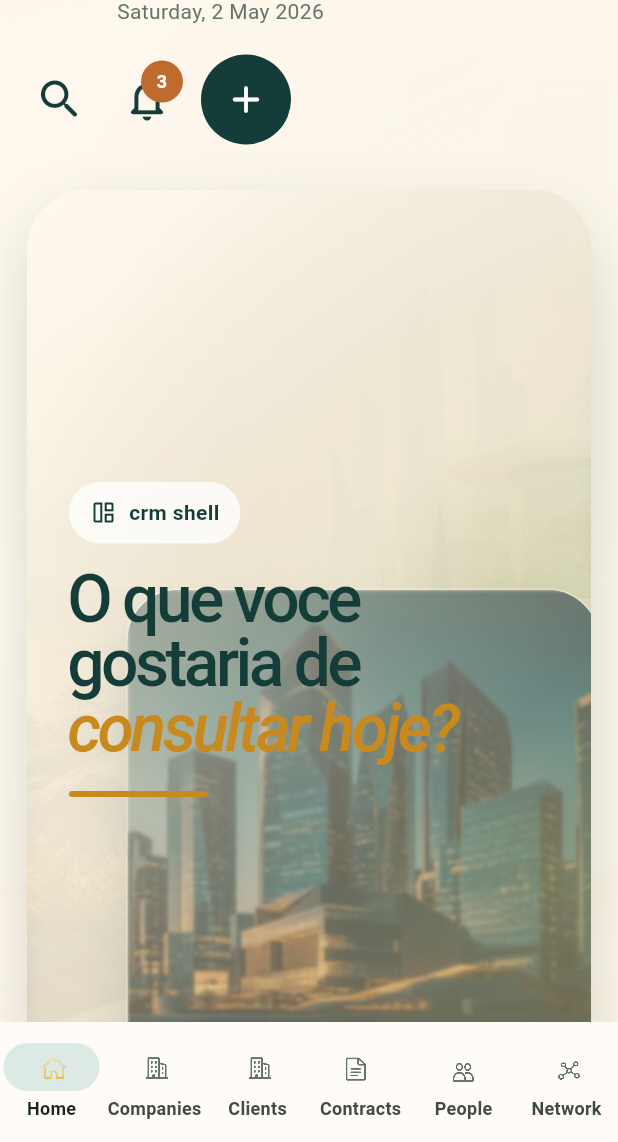
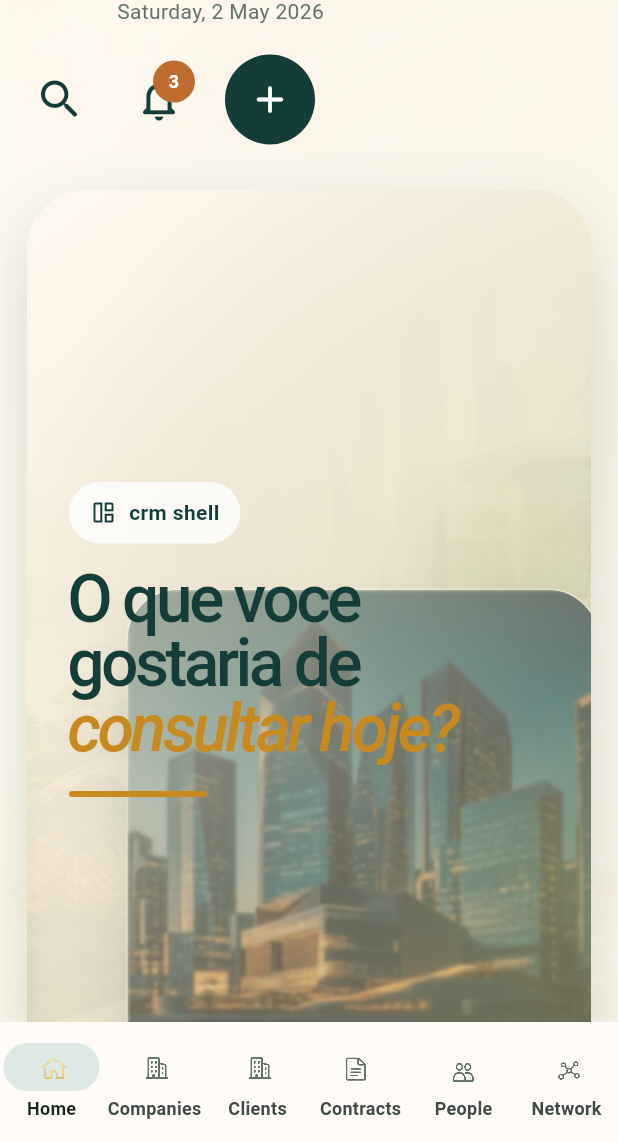
Before and after one commit to DiegoYCosta/pariflow_partners_front, a Flutter app: the screen it shows after launch, on a phone screen of 412 x 824 dp, the part 94-1236 px from its top. Run offline on Flutter 3.47's test engine with Material 3 defaults, Android fonts, the phone set to English and light mode, and no system bars.

Commit message:
wip: refactor and optimize `CrmShell` toolbar layout and action components

```diff
--- a/lib/app/shell/crm_shell.dart
+++ b/lib/app/shell/crm_shell.dart
@@ -35,14 +35,7 @@ class _CrmTopBar extends StatelessWidget {
         final subtitle = isHome
             ? _formatDate(today)
             : '${page.shortLabel} | ${page.kicker}';
-
-        return Wrap(
-          alignment: WrapAlignment.spaceBetween,
-          crossAxisAlignment: WrapCrossAlignment.center,
-          runSpacing: 18,
-          spacing: 18,
-          children: [
-            Row(
+        final leadingBlock = Row(
           mainAxisSize: MainAxisSize.min,
           crossAxisAlignment: CrossAxisAlignment.start,
           children: [
@@ -88,19 +81,25 @@ class _CrmTopBar extends StatelessWidget {
               ),
             ),
           ],
+        );
+        final homeActions = Wrap(
+          spacing: 22,
+          runSpacing: 14,
+          crossAxisAlignment: WrapCrossAlignment.center,
+          children: const [
+            _CrmToolbarGlyph(icon: Icons.search_rounded),
+            _CrmToolbarGlyph(
+              icon: Icons.notifications_none_rounded,
+              badge: '3',
             ),
-            Wrap(
+            _CrmPrimaryActionButton(),
+          ],
+        );
+        final generalActions = Wrap(
           spacing: 14,
           runSpacing: 14,
           crossAxisAlignment: WrapCrossAlignment.center,
           children: [
-                if (isHome) ...[
-                  const _CrmToolbarGlyph(icon: Icons.search_rounded),
-                  const _CrmToolbarGlyph(
-                    icon: Icons.notifications_none_rounded,
-                    badge: '3',
-                  ),
-                ] else ...[
             const _CrmIconAction(icon: Icons.search_rounded),
             const _CrmIconAction(
               icon: Icons.notifications_none_rounded,
@@ -111,22 +110,36 @@ class _CrmTopBar extends StatelessWidget {
               compact: compact,
               onViewerChanged: onViewerChanged,
             ),
+            const _CrmPrimaryActionButton(),
           ],
-                Container(
-                  width: isHome ? 60 : 58,
-                  height: isHome ? 60 : 58,
-                  decoration: const BoxDecoration(
-                    color: _deepTealColor,
-                    shape: BoxShape.circle,
-                  ),
-                  child: const Icon(
-                    Icons.add_rounded,
-                    color: Colors.white,
-                    size: 30,
-                  ),
+        );
+
+        if (isHome && !compact) {
+          return Align(
+            alignment: Alignment.centerLeft,
+            child: Row(
+              mainAxisSize: MainAxisSize.min,
+              crossAxisAlignment: CrossAxisAlignment.start,
+              children: [
+                leadingBlock,
+                const SizedBox(width: 72),
+                Padding(
+                  padding: const EdgeInsets.only(top: 4),
+                  child: homeActions,
                 ),
               ],
             ),
+          );
+        }
+
+        return Wrap(
+          alignment: WrapAlignment.spaceBetween,
+          crossAxisAlignment: WrapCrossAlignment.center,
+          runSpacing: 18,
+          spacing: 18,
+          children: [
+            leadingBlock,
+            isHome ? homeActions : generalActions,
           ],
         );
       },
@@ -168,6 +181,23 @@ class _CrmTopBar extends StatelessWidget {
       'December',
     ];
     return '${weekdays[date.weekday - 1]}, ${date.day} ${months[date.month - 1]} ${date.year}';
+  }
+}
+
+class _CrmPrimaryActionButton extends StatelessWidget {
+  const _CrmPrimaryActionButton();
+
+  @override
+  Widget build(BuildContext context) {
+    return Container(
+      width: 60,
+      height: 60,
+      decoration: const BoxDecoration(
+        color: _deepTealColor,
+        shape: BoxShape.circle,
+      ),
+      child: const Icon(Icons.add_rounded, color: Colors.white, size: 30),
+    );
   }
 }
 
```
Lines whose indentation alone changed are shown as unchanged.
